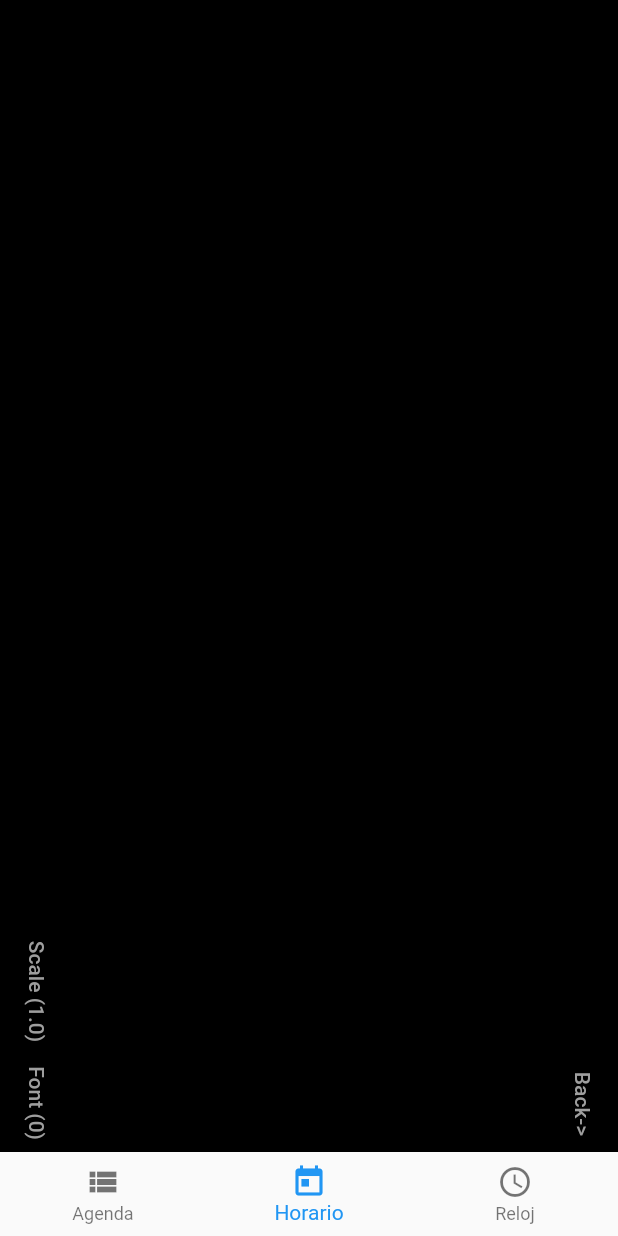
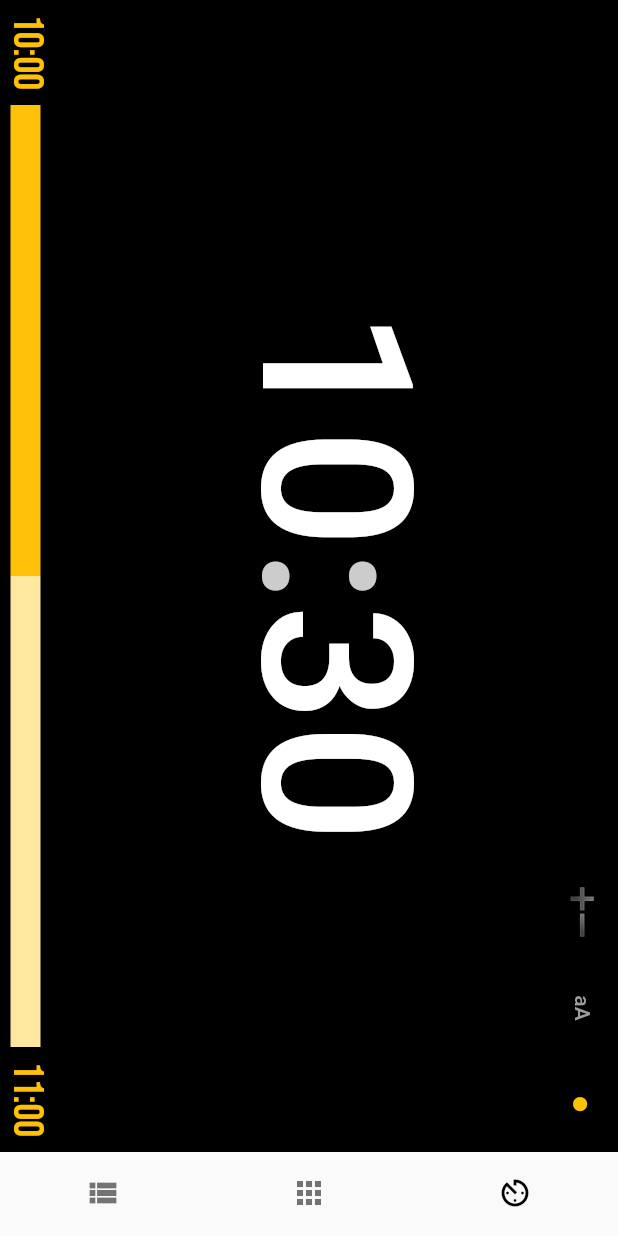
Before and after one commit to srlopez/timetable24, a Flutter app: the screen it shows after launch, item 3 of the bottom bar chosen, on a phone screen of 412 x 824 dp. Run offline on Flutter 3.47's test engine with Material 2 defaults, Android fonts, the phone set to English and light mode, and no system bars; our stand-ins replace date_time_picker, get, get_storage, google_fonts; Roboto replaces fonts that are missing (Shanti).

Commit message:
añadido reloj (en curso)

```diff
--- a/lib/global/app_ctes/horario.dart
+++ b/lib/global/app_ctes/horario.dart
@@ -3,6 +3,8 @@ const altoPie = 40.0;
 const anchoIzquierda = 50.0;
 const anchoDerecha = 20.0;
 const altoAjusteActividades = 8.0; //*2
+
+const maxAltoActividad = 60; // Depende del getActividadesHeight
 
 // Otras
 final nombreDias = const [
--- a/lib/global/app_utils.dart
+++ b/lib/global/app_utils.dart
@@ -111,8 +111,10 @@ Color highlightColor(Color c) {
 double getActividadesHeight(BuildContext context) {
   final double mheight = MediaQuery.of(context).size.height;
   var abheight = AppBar().preferredSize.height;
+  var bnheight = MediaQuery.of(context).padding.bottom;
   var pixelsHeight = mheight -
       abheight -
+      bnheight -
       Horario.altoCabecera -
       Horario.altoPie -
       2 * Horario.altoAjusteActividades;
--- a/lib/pages/agenda/agenda_page.dart
+++ b/lib/pages/agenda/agenda_page.dart
@@ -133,12 +133,12 @@ class AgendaPage extends StatelessWidget {
             onSelected: ((value) async {
               //if (value == 'Reload') _.inicializarItems();
               if (value == 'Inicializar') _.deleteAll();
-              if (value == 'Ver reloj') await Get.toNamed('/reloj');
+              //if (value == 'Ver reloj') await Get.toNamed('/reloj');
 
               _.update();
             }),
             itemBuilder: (BuildContext context) {
-              return {'Inicializar', 'Ver reloj'}.map((String choice) {
+              return {'Inicializar'}.map((String choice) {
                 return PopupMenuItem<String>(
                   value: choice,
                   child: Text(choice),
--- a/lib/pages/home/home_page.dart
+++ b/lib/pages/home/home_page.dart
@@ -21,16 +21,19 @@ class HomePage extends StatelessWidget {
 
   @override
   Widget build(BuildContext context) {
-    return Scaffold(
-      body: Obx(() => IndexedStack(
+    return Obx(() => Scaffold(
+          body: IndexedStack(
             index: _.tabIndex.value,
             children: [
               AgendaPage(),
               HorarioPage(),
               RelojPage(),
             ],
-          )),
+          ),
           bottomNavigationBar: BottomNavigationBar(
+            selectedItemColor: Theme.of(context).accentColor,
+            showSelectedLabels: false,
+            showUnselectedLabels: false,
             onTap: _.changeTabIndex,
             currentIndex: _.tabIndex.value,
             items: [
@@ -39,15 +42,15 @@ class HomePage extends StatelessWidget {
                 label: 'Agenda',
               ),
               BottomNavigationBarItem(
-            icon: Icon(Icons.today),
+                icon: Icon(Icons.apps),
                 label: 'Horario',
               ),
               BottomNavigationBarItem(
-            icon: Icon(Icons.access_time),
+                icon: Icon(Icons.av_timer),
                 label: 'Reloj',
               ),
             ],
           ),
-    );
+        ));
   }
 }
--- a/lib/pages/horario/columna_de_actividades_widget.dart
+++ b/lib/pages/horario/columna_de_actividades_widget.dart
@@ -115,9 +115,7 @@ class ActividadContainer extends StatelessWidget {
     }
     //CtesAgenda.agendaColors[tipoDia.first.index]
 
-    var tituloWidget = actividad.titulo == ''
-        ? Container()
-        : Text('${actividad.titulo}',
+    var tituloWidget = Text('${actividad.titulo}',
         overflow: TextOverflow.clip,
         style: TextStyle(
           fontSize: 15.0,
@@ -140,7 +138,13 @@ class ActividadContainer extends StatelessWidget {
             overflow: TextOverflow.clip,
             style: TextStyle(fontSize: 10.0, color: colorText),
           );
-
+    // trazas :::actividad.minutos * altoMinuto > 70
+    var am = actividad.minutos * altoMinuto;
+    var m = actividad.minutos;
+    var a = altoMinuto;
+    var d = actividad.dia;
+    var i = index;
+    // trazas
     return Padding(
       padding: const EdgeInsets.fromLTRB(1, 1, 1, 1),
       child: Container(
@@ -154,7 +158,7 @@ class ActividadContainer extends StatelessWidget {
             ),
             borderRadius: BorderRadius.all(Radius.circular(2.0)),
           ),
-          child: actividad.minutos * altoMinuto > 70
+          child: actividad.minutos * altoMinuto > Horario.maxAltoActividad
               ? Column(
                   // mainAxisAlignment: MainAxisAlignment.,
                   crossAxisAlignment: CrossAxisAlignment.center,
--- a/lib/pages/horario/horario_page.dart
+++ b/lib/pages/horario/horario_page.dart
@@ -38,7 +38,7 @@ class HorarioPage extends StatelessWidget {
     AppController app,
     PageController horarioPageController,
   ) {
-    var menu = ['Marcas horarias', 'Reiniciar actividades', 'Ver reloj'];
+    var menu = ['Marcas horarias', 'Reiniciar actividades'];
 
     return AppBar(
       backwardsCompatibility: false,
@@ -62,7 +62,7 @@ class HorarioPage extends StatelessWidget {
           onSelected: ((value) async {
             if (value == menu[0]) await Get.toNamed('/marcas');
             if (value == menu[1]) await app.inicializarActividades();
-            if (value == menu[2]) await Get.toNamed('/reloj');
+            //if (value == menu[2]) await Get.toNamed('/reloj');
             _.update();
           }),
           itemBuilder: (BuildContext context) {
--- a/lib/pages/reloj/reloj.dart
+++ b/lib/pages/reloj/reloj.dart
@@ -1,3 +1,6 @@
+import 'dart:ui';
+import 'package:flutter/rendering.dart';
+import 'package:get_storage/get_storage.dart';
 import 'package:google_fonts/google_fonts.dart';
 import 'dart:async';
 
@@ -5,22 +8,107 @@ import 'package:flutter/material.dart';
 import 'package:flutter/services.dart';
 import 'package:get/get.dart';
 import 'package:intl/intl.dart';
+import 'package:timetable24/global/app_utils.dart';
+import 'package:timetable24/models/marca_horaria.dart';
 
 class RelojPageController extends GetxController {
-  var currentTime = ''.obs;
-  var scale = 1.0.obs;
-  var font = 0.obs;
-
   @override
   void onInit() {
+    setScales();
+    setCurrentTime();
+    setTimer();
+    bRead();
     super.onInit();
-    currentTime.value = _getTime();
-    Timer.periodic(Duration(milliseconds: 1000), (timer) {
-      currentTime.value = _getTime();
-    });
   }
 
-  String _getTime() => DateFormat.Hm().format(DateTime.now());
+  // Storage
+  final box = GetStorage();
+  bWrite() => box.write('reloj', [scale.value, font.value, color.value]);
+  bRead() {
+    var values = box.read('reloj') ?? [0, 0, 0];
+    scale.value = values[0];
+    font.value = values[1];
+    color.value = values[2];
+  }
+
+  // hora
+  var currentHM = [].obs;
+  var milliseconds = 1000;
+  var dots = ':';
+  var light = true;
+  String _getTime() => DateFormat.Hms().format(DateTime.now());
+  void setCurrentTime() {
+    var prevSeconds = currentHM.length > 0 ? currentHM[2] : 'x';
+    var currentTime = _getTime();
+    currentHM.value = currentTime.split(dots);
+    light = prevSeconds == currentHM[2] ? light : !light;
+  }
+
+  void setTimer() => Timer.periodic(
+      Duration(milliseconds: milliseconds), (timer) => setCurrentTime());
+
+  // tamaño
+  var scale = 0.obs;
+  var scales = [];
+  void setScales() {
+    for (var s = 10.0; s <= 18.0; s += 1.8) scales.add(s);
+  }
+
+  void nextScale() {
+    scale.value = (scale.value + 1) % scales.length;
+    bWrite();
+  }
+
+  // tipo
+  var font = 0.obs;
+  var fonts = [
+    GoogleFonts.shanti,
+    GoogleFonts.bebasNeue,
+    GoogleFonts.lato, //
+    GoogleFonts.comfortaa,
+    GoogleFonts.coda,
+    GoogleFonts.voces,
+    GoogleFonts.bellota,
+    GoogleFonts.oswald,
+    GoogleFonts.poppins,
+
+    //GoogleFonts.flamenco, //
+    //GoogleFonts.inconsolata,
+    //GoogleFonts.playfairDisplay,
+    //GoogleFonts.anton,
+    //GoogleFonts.barlowCondensed,
+    //GoogleFonts.teko,
+    //GoogleFonts.abrilFatface,
+    //GoogleFonts.creteRound,
+  ];
+  void nextFont() {
+    font.value = (font.value + 1) % fonts.length;
+    bWrite();
+  }
+
+  // colr
+  var color = 0.obs;
+  var colores = [
+    Colors.white,
+    Colors.amber,
+    Colors.blue,
+    Colors.brown,
+    Colors.cyan,
+    Colors.green,
+    Colors.grey,
+    Colors.indigo,
+    Colors.lime,
+    Colors.orange,
+    Colors.pink,
+    Colors.purple,
+    Colors.red,
+    Colors.teal,
+    Colors.yellow,
+  ];
+  void nextColor() {
+    color.value = (color.value + 1) % colores.length;
+    bWrite();
+  }
 }
 
 class RelojPage extends StatelessWidget {
@@ -29,27 +117,9 @@ class RelojPage extends StatelessWidget {
   @override
   Widget build(BuildContext context) {
     final _ = Get.put(RelojPageController());
-    //final app = Get.find<AppController>();
 
-    var fonts = [
-      GoogleFonts.bebasNeue,
-      GoogleFonts.lato, //
-      GoogleFonts.flamenco, //
-      GoogleFonts.comfortaa,
-      GoogleFonts.coda,
-      GoogleFonts.voces,
-      GoogleFonts.bellota,
-      GoogleFonts.inconsolata,
-      GoogleFonts.oswald,
-      GoogleFonts.poppins,
-      GoogleFonts.playfairDisplay,
-      GoogleFonts.anton,
-      GoogleFonts.barlowCondensed,
-      GoogleFonts.teko,
-      GoogleFonts.abrilFatface,
-      GoogleFonts.creteRound,
-      GoogleFonts.shanti
-    ];
+    var from = Marca(DateTime.now().hour, 0);
+    var to = Marca(DateTime.now().hour + 1, 0);
 
     return Scaffold(
       appBar: AppBar(
@@ -64,14 +134,12 @@ class RelojPage extends StatelessWidget {
           child: Stack(
             children: [
               // HORA
-              Center(
-                child: Obx(() => Text(
-                      '${_.currentTime.value}',
-                      //style: GoogleFonts.flamenco(textStyle: headline),
-                      style: fonts[_.font.value](
-                          textStyle: Theme.of(context).textTheme.headline1!),
-                      textScaleFactor: _.scale.value,
-                    )),
+              Column(
+                mainAxisAlignment: MainAxisAlignment.end,
+                children: [
+                  Expanded(child: _buildReloj(_, context)),
+                  _buildProgressBar(_, context, from, to, Colors.amber),
+                ],
               ),
               // BOTONES
               Column(
@@ -81,26 +149,16 @@ class RelojPage extends StatelessWidget {
                     //crossAxisAlignment: CrossAxisAlignment.stretch,
                     mainAxisAlignment: MainAxisAlignment.end,
                     children: <Widget>[
-                      BText('Back->', onPressed: () => Get.back()),
+                      BText('➕➖', onPressed: _.nextScale),
+                      BText('aA', onPressed: _.nextFont),
+                      Obx(() => BText('⬤',
+                          onPressed: _.nextColor,
+                          color: _.colores[
+                              (_.color.value + 1) % _.colores.length])),
+                      //     BText('Back->', onPressed: () => Get.back()),
                     ],
                   ),
                   Spacer(),
-                  Row(
-                    //crossAxisAlignment: CrossAxisAlignment.stretch,
-                    mainAxisAlignment: MainAxisAlignment.end,
-                    children: <Widget>[
-                      Obx(() => BText(
-                              'Scale (${_.scale.value.toString().substring(0, 3)})',
-                              onPressed: () {
-                            _.scale.value += .1;
-                            if (_.scale.value > 2.6) _.scale.value = 1;
-                          })),
-                      Obx(() => BText('Font (${_.font.value})', onPressed: () {
-                            _.font.value++;
-                            if (_.font.value == fonts.length) _.font.value = 0;
-                          })),
-                    ],
-                  ),
                 ],
               ),
             ],
@@ -109,21 +167,105 @@ class RelojPage extends StatelessWidget {
       ),
     );
   }
+
+  Widget _buildProgressBar(
+    RelojPageController _,
+    BuildContext context,
+    Marca from,
+    Marca to,
+    Color color,
+  ) {
+    var font = _.fonts[1];
+    var fStyle = Theme.of(context).textTheme.bodyText1!.copyWith(color: color);
+
+    var now = Marca(DateTime.now().hour, DateTime.now().minute);
+
+    var prev = now.diff(from);
+    var total = to.diff(from);
+
+    var height = 20.0;
+    return Row(
+      crossAxisAlignment: CrossAxisAlignment.center,
+      children: [
+        SizedBox(width: 10),
+        Text(
+          from.toString(),
+          style: font(textStyle: fStyle),
+          textScaleFactor: 2,
+        ),
+        SizedBox(width: 10),
+        Expanded(
+            flex: prev,
+            child: Container(height: height, color: darken(color, 0))),
+        Expanded(
+            flex: total - prev,
+            child: Container(height: height, color: lighten(color, .3))),
+        SizedBox(width: 10),
+        Text(
+          to.toString(),
+          style: font(textStyle: fStyle),
+          textScaleFactor: 2,
+        ),
+        SizedBox(width: 10),
+      ],
+    );
+  }
+
+  Widget _buildReloj(RelojPageController _, BuildContext context) {
+    //print('_buildReloj');
+    return Center(
+      child: Obx(() {
+        //print('_buildReloj Obx');
+
+        var hora = _.currentHM[0];
+        var mins = _.currentHM[1];
+        var puntos = _.dots;
+        var sFactor = _.scales[_.scale.value];
+        var font = _.fonts[_.font.value];
+        var color = _.colores[_.color.value];
+
+        var fStyle =
+            Theme.of(context).textTheme.bodyText1!.copyWith(color: color);
+        var fStyleDots = fStyle.copyWith(
+            color: _.light
+                ? color
+                : _.color.value == 0
+                    ? darken(color, .2)
+                    : lighten(color, .2));
+
+        return Row(
+          mainAxisAlignment: MainAxisAlignment.center,
+          children: [
+            Text(hora,
+                style: font(textStyle: fStyle), textScaleFactor: sFactor),
+            Text(puntos,
+                style: font(textStyle: fStyleDots), textScaleFactor: sFactor),
+            Text(mins,
+                style: font(textStyle: fStyle),
+                textScaleFactor: sFactor,
+                overflow: TextOverflow.clip),
+          ],
+        );
+      }),
+    );
+  }
 }
 
 class BText extends StatelessWidget {
+  final void Function()? onPressed;
   final String text;
-  final void Function()? onPressed;
+  final Color? color;
 
-  const BText(this.text, {this.onPressed, Key? key}) : super(key: key);
+  const BText(this.text, {this.onPressed, this.color, Key? key})
+      : super(key: key);
 
   @override
   Widget build(BuildContext context) {
     return TextButton(
-        onPressed: onPressed,
+        onPressed: onPressed ?? () {},
         child: Text(
           text,
-          style: TextStyle(color: Colors.grey),
+          style: TextStyle(color: color ?? Colors.grey),
         ));
   }
 }
```
Also changed, not shown: assets/app_icon.png, assets/app_icon0.png (deleted), 20 other files. Lines whose indentation alone changed are shown as unchanged.
